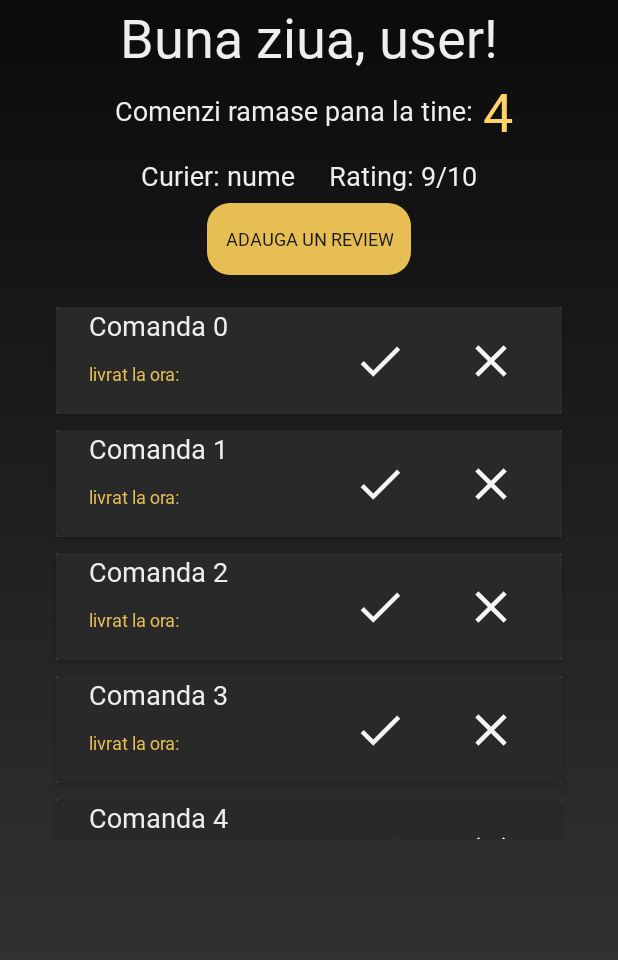
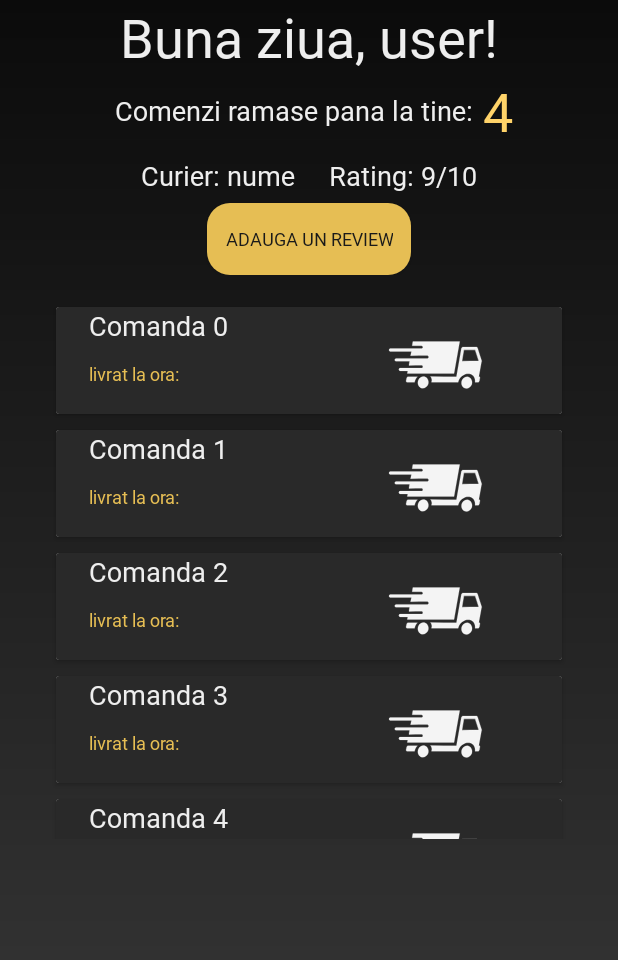
Before and after one commit to DrgOv/IC-project, an Android app: the UserActivity screen opened directly, with no data from a screen before it, on a phone screen of 412 x 824 dp. Shown: the top 960 px of the screen. Run offline under Robolectric (Android 15) with nearby library versions, the phone set to English and light mode, and no system bars.

Commit message:
added rush delivery icon

```diff
--- a/app/src/main/java/proj/ezcolet/UserActivity.kt
+++ b/app/src/main/java/proj/ezcolet/UserActivity.kt
@@ -3,7 +3,6 @@ package proj.ezcolet
 import androidx.appcompat.app.AppCompatActivity
 import android.os.Bundle
 import androidx.recyclerview.widget.LinearLayoutManager
-import kotlinx.android.synthetic.main.activity_courier.*
 import proj.ezcolet.databinding.ActivityUserBinding
 
 class UserActivity : AppCompatActivity() {
@@ -13,7 +12,7 @@ class UserActivity : AppCompatActivity() {
         val binding = ActivityUserBinding.inflate(layoutInflater)
         val list = generateList(500)
 
-        binding.recyclerView.adapter = Adapter(list)
+        binding.recyclerView.adapter = UserAdapter(list)
         binding.recyclerView.layoutManager = LinearLayoutManager(this)
         binding.recyclerView.setHasFixedSize(true)
 
--- /dev/null
+++ b/app/src/main/java/proj/ezcolet/UserAdapter.kt
@@ -0,0 +1,26 @@
+package proj.ezcolet
+
+import android.view.LayoutInflater
+import android.view.View
+import android.view.ViewGroup
+import android.widget.TextView
+import androidx.recyclerview.widget.RecyclerView
+
+class UserAdapter(private val List:List<ExampleItem>):RecyclerView.Adapter<UserAdapter.ViewHolder>() {
+    override fun onCreateViewHolder(parent: ViewGroup, viewType: Int): ViewHolder {
+        val itemView=LayoutInflater.from(parent.context).inflate(R.layout.element_user,parent,false)
+        return ViewHolder(itemView)
+    }
+
+    override fun onBindViewHolder(holder: ViewHolder, position: Int) {
+        val currentItem=List[position]
+        holder.textView1.text=currentItem.text1
+        holder.textView2.text=currentItem.text2
+    }
+
+    override fun getItemCount()=List.size
+    class ViewHolder(itemView: View):RecyclerView.ViewHolder(itemView){
+        val textView1: TextView =itemView.findViewById(R.id.text_view_card1)
+        val textView2: TextView=itemView.findViewById(R.id.text_view_card2)
+    }
+}
--- a/app/src/main/java/proj/ezcolet/UserInfoActivity.kt
+++ b/app/src/main/java/proj/ezcolet/UserInfoActivity.kt
@@ -2,6 +2,7 @@ package proj.ezcolet
 
 import androidx.appcompat.app.AppCompatActivity
 import android.os.Bundle
+import proj.ezcolet.R
 
 class UserInfoActivity : AppCompatActivity() {
     override fun onCreate(savedInstanceState: Bundle?) {
--- /dev/null
+++ b/app/src/main/res/drawable/ic_delivery.xml
@@ -0,0 +1,46 @@
+<vector xmlns:android="http://schemas.android.com/apk/res/android"
+    android:width="64dp"
+    android:height="64dp"
+    android:viewportWidth="100"
+    android:viewportHeight="100">
+  <path
+      android:pathData="M30.7,66.4c-3.3,0 -6.6,0 -9.9,0c-0.1,0 -0.5,0.1 -0.8,0.4c-0.3,0.3 -0.5,0.6 -0.5,0.8c-0.2,1.1 -0.5,2.1 -0.7,3.2c0,0.1 0,0.5 0.3,0.9c0.3,0.4 0.7,0.5 0.8,0.5c2.6,0 5.2,0 7.8,0c0.1,-0.7 0.4,-1.8 0.9,-2.9C29.3,67.9 30.1,67 30.7,66.4z"
+      android:strokeWidth="0.25"
+      android:fillColor="#f4f4f4"
+      android:strokeColor="#f4f4f4"/>
+  <path
+      android:pathData="M37.3,69.2c1.3,0.3 2.2,1.7 2.2,3c-0.1,1.8 -2,3.4 -3.8,2.9c-1.3,-0.4 -2.2,-1.9 -2,-3.3C33.8,70.1 35.6,68.8 37.3,69.2z"
+      android:strokeWidth="0.25"
+      android:fillColor="#00000000"
+      android:strokeColor="#f4f4f4"/>
+  <path
+      android:pathData="M38.4,66.4c3,0.9 4.4,4.7 3.5,7.6c-1,3.1 -4.6,5.3 -7.6,4c-3,-1.3 -3.9,-5.3 -2.6,-8.2C32.7,67.5 35.6,65.6 38.4,66.4z"
+      android:strokeWidth="0.25"
+      android:fillColor="#f4f4f4"
+      android:strokeColor="#f4f4f4"/>
+  <path
+      android:pathData="M82.7,69.4c1.3,0.3 2.2,1.7 2.2,3c-0.1,1.8 -2.1,3.4 -3.8,2.9c-1.3,-0.4 -2.2,-1.9 -2,-3.3C79.3,70.3 81.1,68.9 82.7,69.4z"
+      android:strokeWidth="0.25"
+      android:fillColor="#00000000"
+      android:strokeColor="#f4f4f4"/>
+  <path
+      android:pathData="M83.8,66.6c3,0.9 4.4,4.7 3.5,7.6c-1,3.1 -4.6,5.3 -7.6,4c-3,-1.3 -3.9,-5.3 -2.6,-8.2C78.2,67.7 81.1,65.8 83.8,66.6z"
+      android:strokeWidth="0.25"
+      android:fillColor="#f4f4f4"
+      android:strokeColor="#f4f4f4"/>
+  <path
+      android:pathData="M97.6,50.2c0,-0.4 -0.1,-0.7 -0.2,-0.9c-1.4,-4.2 -2.7,-8.5 -4,-12.7c0,-0.2 -0.1,-0.4 -0.4,-0.7c-0.2,-0.3 -0.5,-0.4 -0.6,-0.5c-4.8,0 -9.6,0 -14.5,0.1c-0.2,0 -0.6,0.2 -0.9,0.5c-0.4,0.4 -0.5,0.8 -0.6,1c-1.7,9.8 -3.4,19.7 -5.1,29.5c-9,-0.1 -18.1,-0.2 -27.1,-0.3c0.4,0.4 1.2,1.5 1.4,3.2c0.2,1.2 -0.1,2.1 -0.3,2.7c9.3,0 18.5,0.1 27.8,0.1c0,-0.3 1,-5.9 6.3,-8c0.7,-0.3 5.4,-2.2 8.8,0.7c3.1,2.7 2.6,7 2.5,7.3h3.2c0.2,-0.1 0.5,-0.2 0.8,-0.6c0.3,-0.3 0.4,-0.6 0.5,-0.8c0.2,-1.1 0.4,-2.2 0.6,-3.3c0,-0.1 0,-0.5 -0.2,-0.8c-0.4,-0.5 -0.9,-0.5 -1,-0.5c0.9,-5.1 1.9,-10.3 2.8,-15.4C97.6,50.8 97.6,50.5 97.6,50.2zM77,50.2c0.7,-3.9 1.3,-7.8 2,-11.8h11.8c1.3,3.9 2.5,7.8 3.8,11.7C88.7,50.1 82.8,50.1 77,50.2z"
+      android:strokeWidth="0.25"
+      android:fillColor="#f4f4f4"
+      android:strokeColor="#f4f4f4"/>
+  <path
+      android:pathData="M94.6,50.1c-5.9,0 -11.7,0.1 -17.6,0.1c0.7,-3.9 1.3,-7.8 2,-11.8h11.8C92,42.3 93.3,46.2 94.6,50.1z"
+      android:strokeWidth="0.25"
+      android:fillColor="#00000000"
+      android:strokeColor="#f4f4f4"/>
+  <path
+      android:pathData="M20.1,63.1c16.2,0 32.5,0 48.7,0c2,-11.1 3.9,-22.2 5.9,-33.3c-16.3,0 -32.5,0 -48.8,0c-0.2,1.5 -0.5,2.9 -0.7,4.3c3.2,0 6.5,0 9.7,0.1c0.8,0.1 1.4,0.8 1.4,1.6c0,0.6 -0.5,1.1 -1.1,1.3c-11,0 -22,0 -33,0C1.5,37.4 1,38 1.1,38.7c0,0.6 0.5,1.1 1.1,1.3c7.4,0 14.8,0 22.2,0c-0.3,1.5 -0.6,3 -0.9,4.5c5.8,0 11.7,-0.1 17.5,-0.1c0.8,0.2 1.3,0.9 1.3,1.6c0,0.6 -0.5,1.1 -1.1,1.3c-11,0 -21.9,0 -32.8,0C7.5,47.5 7,48.2 7,48.9c0,0.6 0.5,1.2 1.2,1.3c4.8,0 9.5,0 14.3,0c-0.2,1.5 -0.5,2.9 -0.7,4.4c4.4,0 8.9,0 13.3,-0.1c0.7,0.1 1.3,0.8 1.2,1.5c0,0.7 -0.6,1.3 -1.3,1.4c-7.5,0 -15,0 -22.5,0c-0.8,0.2 -1.3,0.9 -1.2,1.6c0.1,0.6 0.6,1.1 1.2,1.3c2.7,0 5.4,0 8.1,0.1C20.4,61.3 20.2,62.2 20.1,63.1z"
+      android:strokeWidth="0.25"
+      android:fillColor="#f4f4f4"
+      android:strokeColor="#f4f4f4"/>
+</vector>
--- /dev/null
+++ b/app/src/main/res/drawable/ic_lightning.xml
@@ -0,0 +1,4 @@
+<vector android:height="36dp" android:viewportHeight="100"
+    android:viewportWidth="100" android:width="36dp" xmlns:android="http://schemas.android.com/apk/res/android">
+    <path android:fillColor="#FFFFFF" android:pathData="M63.73,2.56l-37.41,38.42l20.03,0.7l-31.98,31.84l13.73,0l-22.45,24.93l53.85,-30.31l-20.06,0.29l40.74,-32.6l-21.8,-0.11l35.97,-34.17z"/>
+</vector>
--- a/app/src/main/res/layout/element_user.xml
+++ b/app/src/main/res/layout/element_user.xml
@@ -30,7 +30,7 @@
                 <TextView
                     android:id="@+id/text_view_card1"
                     android:layout_width="match_parent"
-                    android:layout_height="35dp"
+                    android:layout_height="36dp"
                     android:paddingStart="@dimen/medium_padding"
                     android:paddingEnd="@dimen/medium_padding"
                     android:text="@string/upperTextCardView"
@@ -51,17 +51,9 @@
                 android:id="@+id/checkButton"
                 android:layout_width="0dp"
                 android:layout_height="match_parent"
-                android:layout_weight="7"
+                android:layout_weight="14"
                 android:background="@null"
-                app:srcCompat="@drawable/ic_baseline_done_24" />
-
-            <ImageButton
-                android:id="@+id/xButton"
-                android:layout_width="0dp"
-                android:layout_height="match_parent"
-                android:layout_weight="7"
-                android:background="@null"
-                app:srcCompat="@drawable/ic_baseline_clear_24" />
+                app:srcCompat="@drawable/ic_delivery" />
 
         </LinearLayout>
 
```
